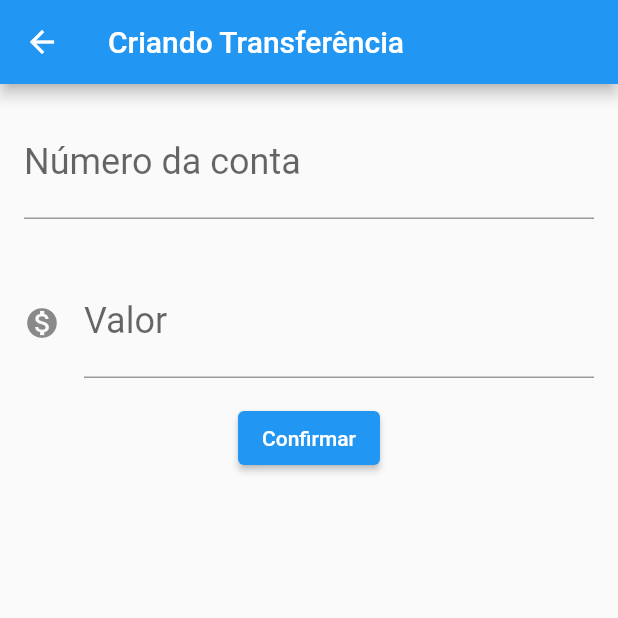
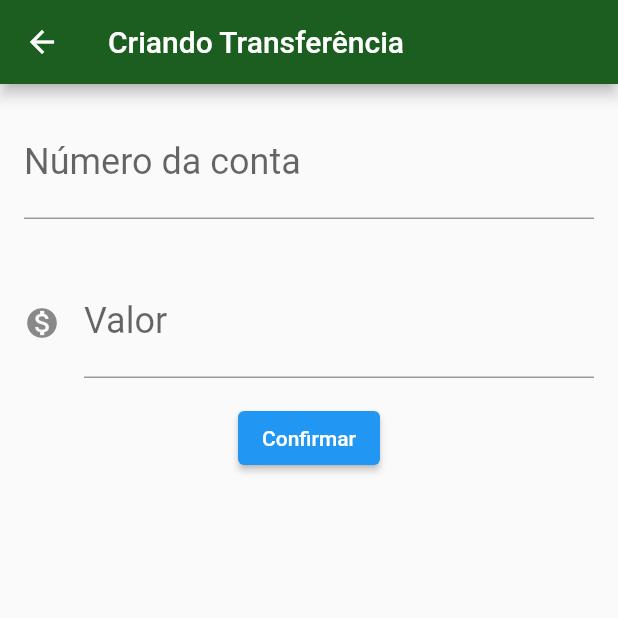
Before and after one commit to vitorgamer58/bytebankapp, a Flutter app: the screen it shows after launch, after a tap on the "add" icon, on a phone screen of 412 x 824 dp, the top half of it. Run offline on Flutter 3.47's test engine with Material 2 defaults, Android fonts, the phone set to English and light mode, and no system bars.

Commit message:
Theme and Stateful

```diff
--- a/lib/main.dart
+++ b/lib/main.dart
@@ -10,14 +10,28 @@ class BytebankApp extends StatelessWidget {
   @override
   Widget build(BuildContext context) {
     return MaterialApp(
-      home: Scaffold(
-        body: ListaTransferencias(),
+      home: ListaTransferencias(),
+      theme: ThemeData(
+        primaryColor: Colors.green[900],
+        accentColor: Colors.blueAccent[700],
+        buttonTheme: ButtonThemeData(
+          buttonColor: Colors.blueAccent[700],
+          textTheme: ButtonTextTheme.primary
+        ),
       ),
     );
   }
 }
 
-class FormularioTransferencia extends StatelessWidget {
+class FormularioTransferencia extends StatefulWidget {
+
+  @override
+  State<StatefulWidget> createState() {
+    return _FormularioTransferencia();
+  }
+}
+
+class _FormularioTransferencia extends State<FormularioTransferencia> {
   final TextEditingController _controladorCampoNumeroConta =
   TextEditingController();
   final TextEditingController _controladorCampoValor = TextEditingController();
@@ -46,7 +60,8 @@ class FormularioTransferencia extends StatelessWidget {
                 child: Text('Confirmar'))
           ],
         ),
-        ));
+      ),
+    );
   }
 
   void _criaTransferencia(BuildContext context) {
@@ -62,6 +77,7 @@ class FormularioTransferencia extends StatelessWidget {
       );
     }
   }
+
 }
 
 class Editor extends StatelessWidget {
@@ -103,10 +119,8 @@ class ListaTransferencias extends StatefulWidget {
 }
 
 class ListaTransferenciasState extends State<ListaTransferencias> {
-
   @override
   Widget build(BuildContext context) {
-    widget._transferencias.add(Transferencia(100.0, 1000));
     return Scaffold(
       appBar: AppBar(
         title: Text('Transferências'),
@@ -128,16 +142,18 @@ class ListaTransferenciasState extends State<ListaTransferencias> {
             }),
           );
           future.then((transferenciaRecebida) {
-            debugPrint('Chegou no then do future');
-            debugPrint('$transferenciaRecebida');
+            Future.delayed(Duration(seconds: 1), () {
+              //debugPrint('Chegou no then do future');
+              //debugPrint('$transferenciaRecebida');
               //transferenciaRecebida != null ? _transferencias.add(transferenciaRecebida) : debugPrint('null');
               //_transferencias.add(transferenciaRecebida!);
-            if(transferenciaRecebida != null) {
+              if (transferenciaRecebida != null) {
                 setState(() {
                   widget._transferencias.add(transferenciaRecebida!);
                 });
               }
-            debugPrint('$widget._transferencias');
+              //debugPrint('$widget._transferencias');
+            });
           });
         },
       ),
```
Lines whose indentation alone changed are shown as unchanged.
